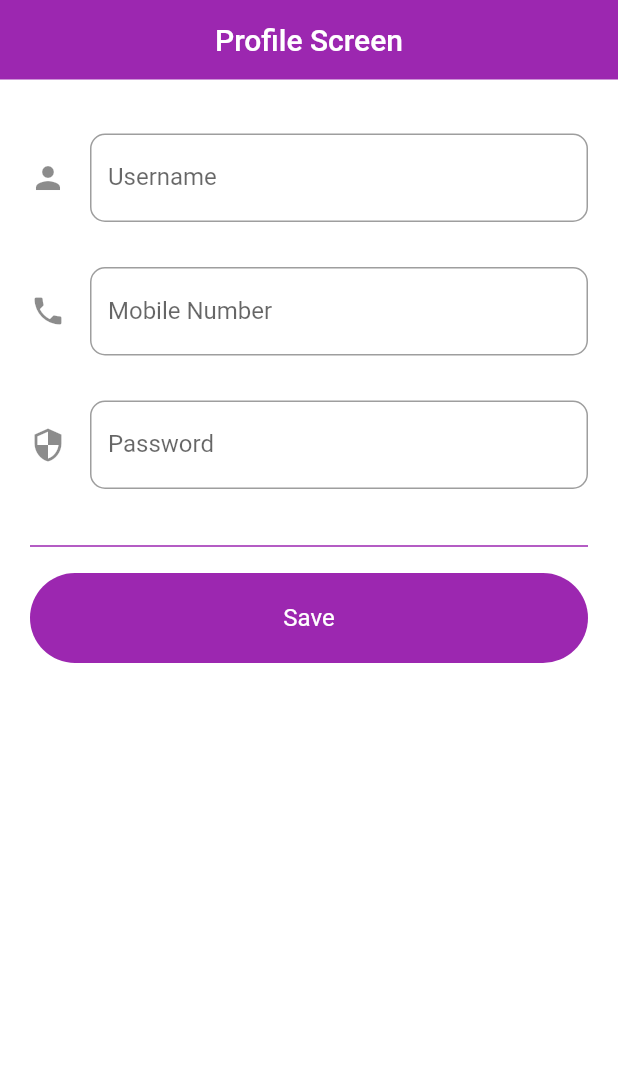
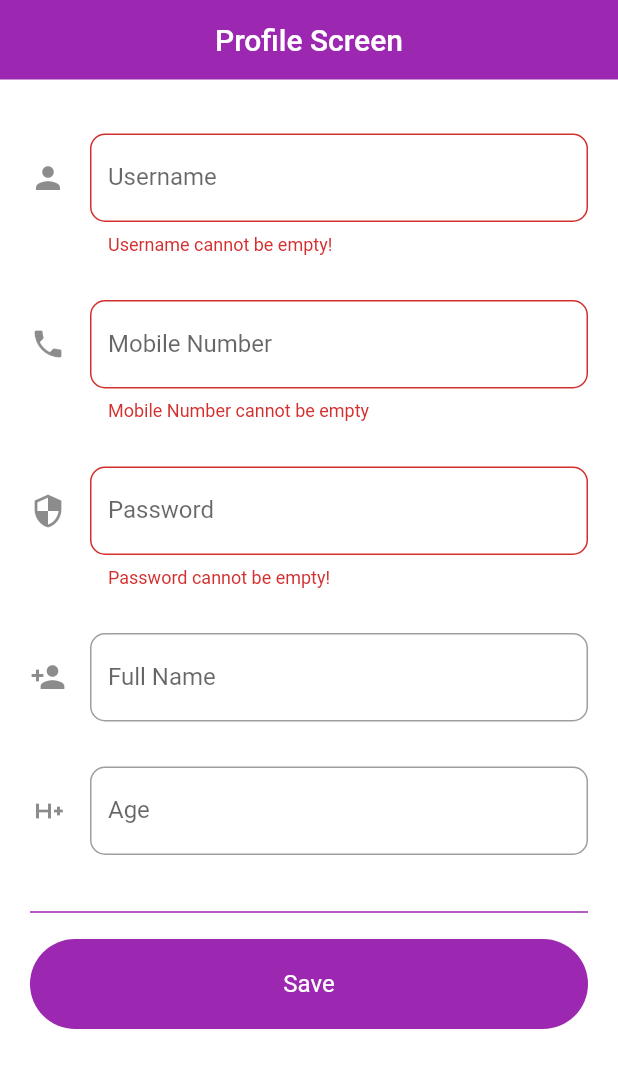
Before and after one commit to galexp/LikeMe, a Flutter app: the ProfileScreen screen opened directly, after a tap on "Save", on a phone screen of 412 x 824 dp, the part 84-1172 px from its top. Run offline on Flutter 3.47's test engine with Material 2 defaults, Android fonts, the light colour scheme and no system bars.

Commit message:
TextFormField Explained

```diff
--- a/lib/profile.dart
+++ b/lib/profile.dart
@@ -12,6 +12,13 @@ class _ProfileScreenState extends State<ProfileScreen> {
   final HeaderAppBar header = HeaderAppBar();
 
   String input_value = "";
+
+  final TextEditingController username = TextEditingController();
+  final TextEditingController mobileNumber = TextEditingController();
+  final TextEditingController password = TextEditingController();
+
+  final _formKey = GlobalKey<FormState>();
+
   @override
   Widget build(BuildContext context) {
     return Scaffold(
@@ -20,6 +27,8 @@ class _ProfileScreenState extends State<ProfileScreen> {
       body: SingleChildScrollView(
         child: Container(
           clipBehavior: Clip.none,
+          child: Form(
+            key: _formKey,
             child: Column(
               children: [
                 Container(
@@ -40,11 +49,19 @@ class _ProfileScreenState extends State<ProfileScreen> {
                   child: Column(
                     children: [
                       Text(input_value),
-                    TextField(
-                      onChanged: (value) {
-                        setState(() {
-                          input_value = value;
-                        });
+                      TextFormField(
+                        controller: username,
+                        // onChanged: (value) {
+                        //   setState(() {
+                        //     input_value = value;
+                        //   });
+                        // },
+                        validator: (value) {
+                          if (value!.isEmpty) {
+                            return "Username cannot be empty!";
+                          }
+
+                          return null;
                         },
                         decoration: const InputDecoration(
                             hintText: "E.g @galexop",
@@ -57,9 +74,16 @@ class _ProfileScreenState extends State<ProfileScreen> {
                       const SizedBox(
                         height: 30,
                       ),
-                    const TextField(
+                      TextFormField(
+                        validator: ((value) {
+                          if (value!.isEmpty) {
+                            return "Mobile Number cannot be empty";
+                          }
+                          return null;
+                        }),
+                        controller: mobileNumber,
                         keyboardType: TextInputType.phone,
-                      decoration: InputDecoration(
+                        decoration: const InputDecoration(
                             hintText: "E.g +234 0934 898 89845",
                             labelText: "Mobile Number",
                             border: OutlineInputBorder(
@@ -70,15 +94,53 @@ class _ProfileScreenState extends State<ProfileScreen> {
                       const SizedBox(
                         height: 30,
                       ),
-                    const TextField(
+                      TextFormField(
+                        onChanged: (value) {
+                          print(value);
+                        },
+                        validator: (value) {
+                          if (value!.isEmpty) {
+                            return "Password cannot be empty!";
+                          }
+                          if (value.length < 8) {
+                            return "Choose a secure password";
+                          }
+                          return null;
+                        },
+                        controller: password,
                         obscureText: true,
-                      decoration: InputDecoration(
+                        decoration: const InputDecoration(
                             hintText: "****",
                             labelText: "Password",
                             border: OutlineInputBorder(
                                 borderRadius:
                                     BorderRadius.all(Radius.circular(10.0))),
                             icon: Icon(Icons.security)),
+                      ),
+                      const SizedBox(
+                        height: 30,
+                      ),
+                      TextFormField(
+                        decoration: const InputDecoration(
+                            hintText: "E.g Joe Deo",
+                            labelText: "Full Name",
+                            border: OutlineInputBorder(
+                                borderRadius:
+                                    BorderRadius.all(Radius.circular(10.0))),
+                            icon: Icon(Icons.person_add)),
+                      ),
+                      const SizedBox(
+                        height: 30,
+                      ),
+                      TextFormField(
+                        keyboardType: TextInputType.number,
+                        decoration: const InputDecoration(
+                            hintText: "E.g 23",
+                            labelText: "Age",
+                            border: OutlineInputBorder(
+                                borderRadius:
+                                    BorderRadius.all(Radius.circular(10.0))),
+                            icon: Icon(Icons.h_plus_mobiledata)),
                       ),
                       const SizedBox(
                         height: 30,
@@ -91,7 +153,16 @@ class _ProfileScreenState extends State<ProfileScreen> {
                         height: 10,
                       ),
                       ElevatedButton(
-                      onPressed: (() {}),
+                        onPressed: (() {
+                          if (_formKey.currentState!.validate()) {
+                            final snackbar = SnackBar(
+                                content: Text(
+                                    "My username is ${username.text} \nMobile Number is ${mobileNumber.text}\nPassword is ${password.text}"));
+
+                            ScaffoldMessenger.of(context)
+                                .showSnackBar(snackbar);
+                          }
+                        }),
                         style: ElevatedButton.styleFrom(
                           backgroundColor: header.primaryColor,
                           elevation: 0,
@@ -112,6 +183,7 @@ class _ProfileScreenState extends State<ProfileScreen> {
             ),
           ),
         ),
+      ),
     );
   }
 }
```
Also changed, not shown: lib/header copy.dart (deleted, +0 -33 lines), lib/main - Copy.dart (deleted, +0 -132 lines), lib/match copy.dart (deleted, +0 -88 lines), lib/profile_textfield.dart (added, +156 -0 lines). Lines whose indentation alone changed are shown as unchanged.
